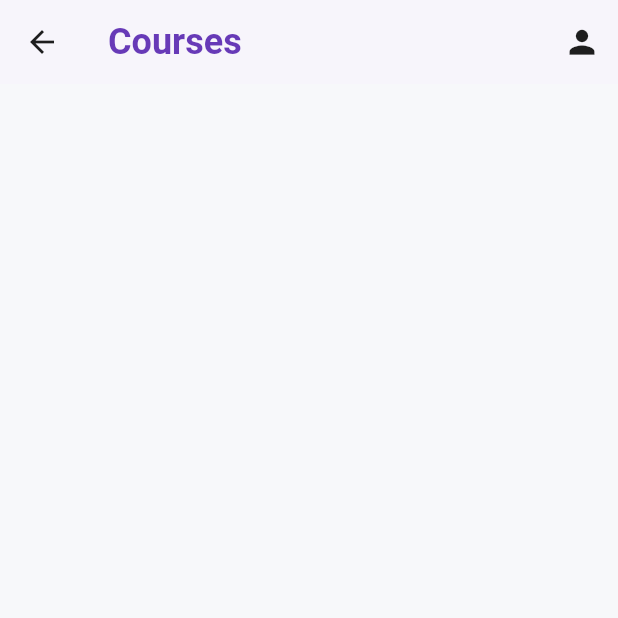
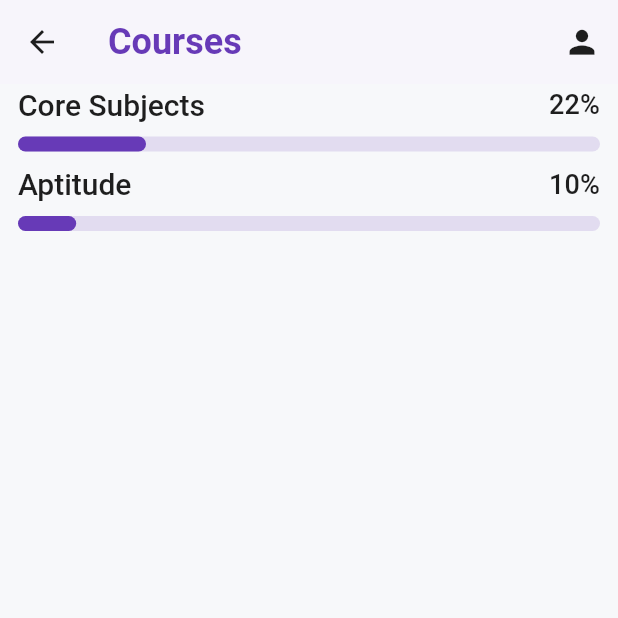
Before and after one commit to TanmayN22/Quizzler, a Flutter app: the CoursesScreen screen opened by its route, on a phone screen of 412 x 824 dp, the top half of it. Run offline on Flutter 3.47's test engine with Material 3 defaults, Android fonts, the phone set to English and light mode, and no system bars; our stand-ins replace cloud_firestore, firebase_auth, firebase_core, get; accounts and stored records are empty; generated files the repository leaves out were written again; statements that could not run were skipped.

Commit message:
course screen = stat showcase

```diff
--- a/lib/app/courses/view/courses_screen.dart
+++ b/lib/app/courses/view/courses_screen.dart
@@ -1,4 +1,6 @@
 import 'package:flutter/material.dart';
+import 'package:quizller/app/courses/widgets/completion_stat.dart';
+import 'package:quizller/utils/constants/sizes.dart';
 import 'package:quizller/widgets/navbar.dart';
 
 class CoursesScreen extends StatefulWidget {
@@ -12,6 +14,19 @@ class _CoursesScreenState extends State<CoursesScreen>
     with SingleTickerProviderStateMixin {
   @override
   Widget build(BuildContext context) {
-    return Scaffold(appBar: Navbar(title: 'Courses'));
+    return Scaffold(
+      appBar: Navbar(title: 'Courses'),
+      body: Padding(
+        padding: const EdgeInsets.only(left: AppSizes.p12, right: AppSizes.p12),
+        child: Column(
+          mainAxisAlignment: MainAxisAlignment.start,
+          children: [
+            completionStat(context, 'Core Subjects', '22', 22.0),
+            SizedBox(height: AppSizes.p8),
+            completionStat(context, 'Aptitude', '10', 10.0),
+          ],
+        ),
+      ),
+    );
   }
 }
--- /dev/null
+++ b/lib/app/courses/widgets/completion_stat.dart
@@ -0,0 +1,34 @@
+import 'package:flutter/material.dart';
+import 'package:quizller/utils/constants/sizes.dart';
+
+Widget completionStat(
+    BuildContext context, String subject, String value, double val) {
+  final colorScheme = Theme.of(context).colorScheme;
+  return Column(
+    children: [
+      Row(
+        mainAxisAlignment: MainAxisAlignment.spaceBetween,
+        children: [
+          Text(
+            subject,
+            style: Theme.of(context).textTheme.titleLarge,
+          ),
+          Text(
+            '$value%',
+            style: Theme.of(context).textTheme.titleMedium,
+          ),
+        ],
+      ),
+      SizedBox(
+        height: AppSizes.p8,
+      ),
+      LinearProgressIndicator(
+        value: val / 100,
+        minHeight: 10,
+        color: colorScheme.primaryContainer,
+        borderRadius: BorderRadius.circular(AppSizes.radiusMd),
+        backgroundColor: colorScheme.primary.withOpacity(0.15),
+      ),
+    ],
+  );
+}
--- a/lib/app/home/widgets/course_section.dart
+++ b/lib/app/home/widgets/course_section.dart
@@ -20,7 +20,7 @@ class CoursesSection extends StatelessWidget {
           ),
           SizedBox(height: AppSizes.p8),
           Text(
-            'Tech Core Subjects',
+            'Core Subjects',
             style: Theme.of(context).textTheme.bodyLarge,
           ),
           SizedBox(
```
Also changed, not shown: lib/app/anayltics/view/analytics_page.dart (+15 -15 lines), lib/app/home/widgets/daily_stat_container.dart (+8 -8 lines).
